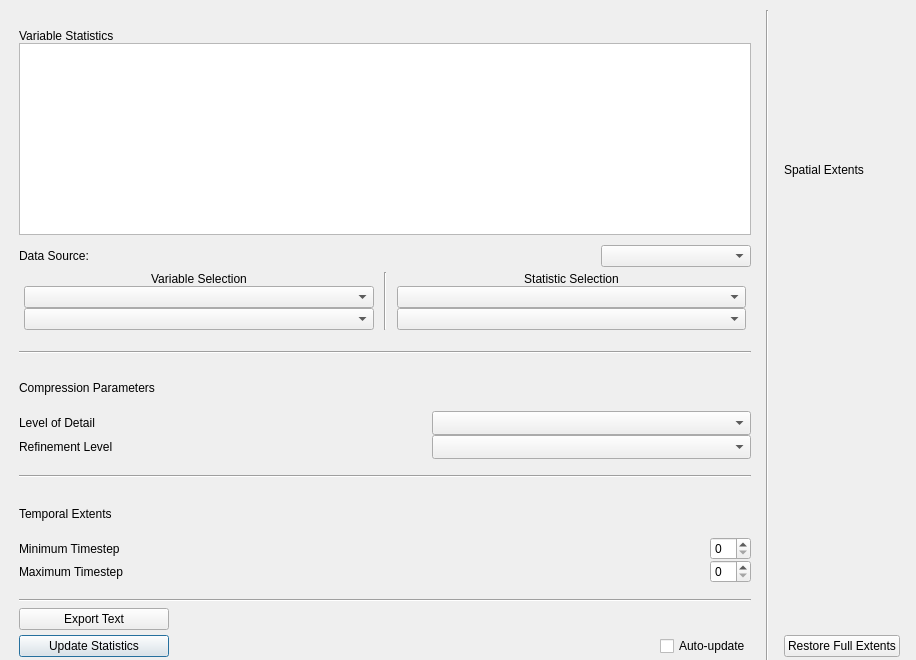
Above: apps/vaporgui/statsWindow.ui from StasJ/vapor-formatted before the change. Below: the same form after it.
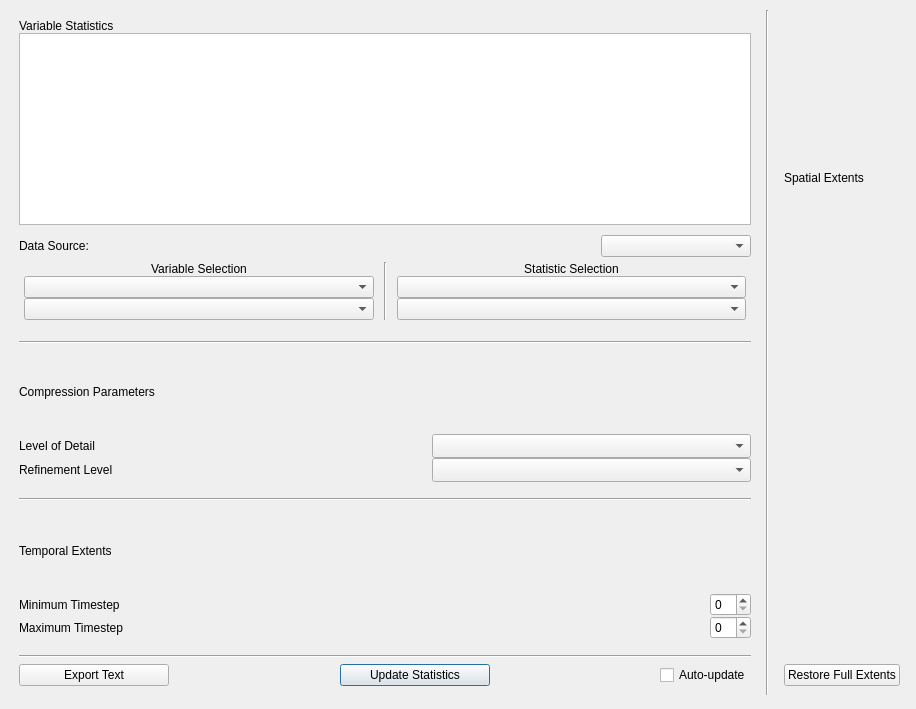
That is the form after the change. Custom widgets are drawn as their Qt base class.

Commit message: LOD, refinement both work well

Diff of the .ui file:
```diff
--- a/apps/vaporgui/statsWindow.ui
+++ b/apps/vaporgui/statsWindow.ui
@@ -7,9 +7,15 @@
     <x>0</x>
     <y>0</y>
     <width>916</width>
-    <height>660</height>
+    <height>709</height>
    </rect>
   </property>
+  <property name="sizePolicy">
+   <sizepolicy hsizetype="Preferred" vsizetype="MinimumExpanding">
+    <horstretch>0</horstretch>
+    <verstretch>0</verstretch>
+   </sizepolicy>
+  </property>
   <property name="windowTitle">
    <string>Form</string>
   </property>
@@ -19,7 +25,7 @@
      <x>10</x>
      <y>10</y>
      <width>899</width>
-     <height>656</height>
+     <height>685</height>
     </rect>
    </property>
    <layout class="QHBoxLayout" name="horizontalLayout_12">
@@ -32,7 +38,7 @@
           <number>0</number>
          </property>
          <property name="topMargin">
-          <number>10</number>
+          <number>0</number>
          </property>
          <property name="bottomMargin">
           <number>10</number>
@@ -243,7 +249,7 @@
           <number>0</number>
          </property>
          <property name="topMargin">
-          <number>10</number>
+          <number>5</number>
          </property>
          <property name="bottomMargin">
           <number>10</number>
@@ -264,6 +270,9 @@
              <property name="alignment">
               <set>Qt::AlignLeading|Qt::AlignLeft|Qt::AlignVCenter</set>
              </property>
+             <property name="margin">
+              <number>5</number>
+             </property>
             </widget>
            </item>
           </layout>
@@ -375,7 +384,7 @@
           <number>0</number>
          </property>
          <property name="topMargin">
-          <number>10</number>
+          <number>5</number>
          </property>
          <property name="bottomMargin">
           <number>10</number>
@@ -393,6 +402,9 @@
              <property name="text">
               <string>Temporal Extents</string>
              </property>
+             <property name="margin">
+              <number>5</number>
+             </property>
             </widget>
            </item>
           </layout>
@@ -478,7 +490,10 @@
           <number>5</number>
          </property>
          <item>
-          <layout class="QHBoxLayout" name="horizontalLayout_6">
+          <layout class="QHBoxLayout" name="horizontalLayout_4">
+           <property name="spacing">
+            <number>0</number>
+           </property>
            <item>
             <widget class="QPushButton" name="ExportButton">
              <property name="enabled">
@@ -517,13 +532,6 @@
              </property>
             </spacer>
            </item>
-          </layout>
-         </item>
-         <item>
-          <layout class="QHBoxLayout" name="horizontalLayout_4">
-           <property name="spacing">
-            <number>0</number>
-           </property>
            <item>
             <widget class="QPushButton" name="UpdateButton">
              <property name="minimumSize">
@@ -547,7 +555,7 @@
              </property>
              <property name="sizeHint" stdset="0">
               <size>
-               <width>40</width>
+               <width>20</width>
                <height>20</height>
               </size>
              </property>
```
The commit also changes 2 other files.
